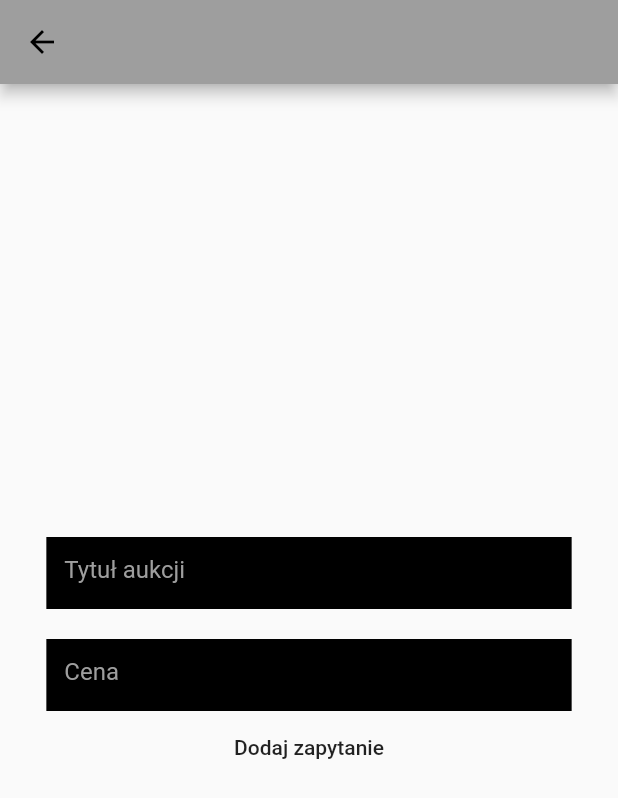
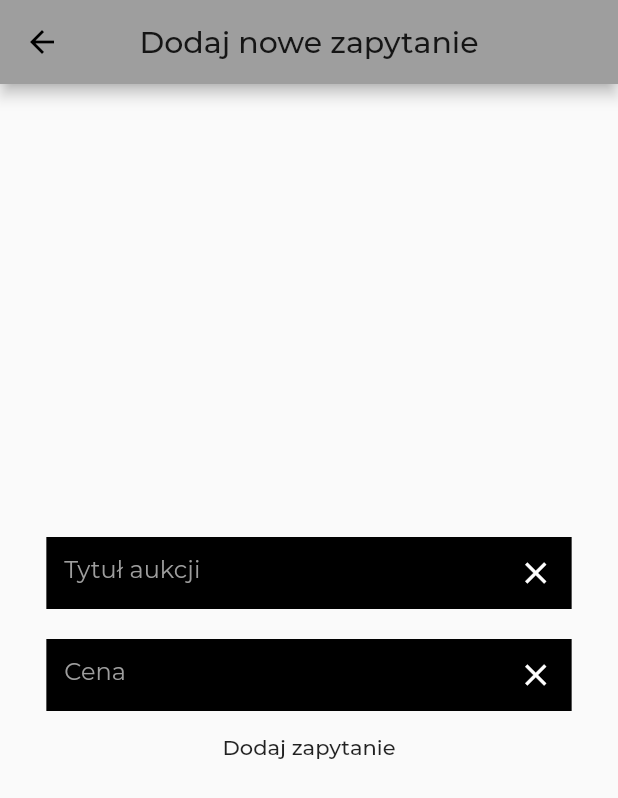
Before and after one commit to mateuszFicek/IO_mobileApp, a Flutter app: the AddNewRequestPage screen opened directly, after a tap on "Dodaj zapytanie", on a phone screen of 412 x 824 dp. Shown: the top 798 px of the screen. Run offline on Flutter 3.47's test engine with Material 2 defaults, Android fonts, the phone set to English and light mode, and no system bars; our stand-ins replace shared_preferences; accounts and stored records are empty; network calls fail.

Commit message:
Minor visual updates
Added new fonts.
Delete useless prints.
Make interface fully polish.

```diff
--- a/auction_search/lib/addNewRequestPage.dart
+++ b/auction_search/lib/addNewRequestPage.dart
@@ -10,8 +10,8 @@ import 'package:shared_preferences/shared_preferences.dart';
 import 'package:http/http.dart' as http;
 
 //TODO:
-// - zmienić wygląd i napisy, ktore pojawiaja sie
 // - dodac ze nie mozna zostawic pustego pola
+// - zmienic onChange na onSaved poprzez dodanie formKey
 class AddNewRequestPage extends StatefulWidget {
   AddNewRequestPage({Key key, this.title}) : super(key: key);
   final String title;
@@ -31,31 +31,24 @@ class _AddNewRequestPageState extends State<AddNewRequestPage> {
     String username = user.getString('username');
     String password = user.getString('password');
     int userid = user.getInt('userid');
+    final _authority = "fast-everglades-04594.herokuapp.com";
+    final _path = "/request/add";
+    final _params = {"userId": userid.toString()};
+    final _uri = Uri.https(_authority, _path, _params);
     String basicAuth =
         'Basic ' + base64Encode(utf8.encode('$username:$password'));
-    var params = {
-      "userid": userid,
-      "max_price": price,
-      "descripition": description
-    };
+    var params = {"maxPrice": price, "description": description};
     var jsonResponse;
-    var response = await http.post(
-        "https://fast-everglades-04594.herokuapp.com/request/add",
-        body: json.encode(params),
-        headers: {
-          HttpHeaders.authorizationHeader: basicAuth,
-          "Accept": "application/json",
-          "content-type": "application/json"
-        });
+    var response = await http.post(_uri, body: json.encode(params), headers: {
+      HttpHeaders.authorizationHeader: basicAuth,
+      "Accept": "application/json",
+      "content-type": "application/json"
+    });
     if (response.statusCode == 200) {
-      print("Body requesta = ");
-      print(response.body);
       jsonResponse = json.decode(response.body);
       setState(() {
         _isLoading = false;
       });
-      print("Udało się!");
-      Request currentRequest = Request.fromJson(jsonResponse);
       onRequestAdded();
     } else {
       setState(() {
@@ -68,10 +61,10 @@ class _AddNewRequestPageState extends State<AddNewRequestPage> {
     return showDialog(
       context: context,
       builder: (context) => AlertDialog(
-        title: Text("Request was added"),
+        title: Text("Dodano zapytanie"),
         actions: <Widget>[
           FlatButton(
-            child: Text('Go back to all requests'),
+            child: Text('Wróć do wszystkich zapytań'),
             onPressed: () {
               Navigator.of(context).pushAndRemoveUntil(
                   MaterialPageRoute(
@@ -96,12 +89,14 @@ class _AddNewRequestPageState extends State<AddNewRequestPage> {
           filled: true,
           hintStyle: TextStyle(color: Colors.grey),
           suffixIcon: IconButton(
-            icon: Icon(Icons.clear, color: Colors.black),
-            onPressed: () {},
+            icon: Icon(Icons.clear, color: Colors.white),
+            onPressed: () {
+              _textDescription.clear();
+            },
           )),
       validator: (value) {
         if (value.isEmpty) {
-          return 'Please enter some task';
+          return 'To pole nie może być puste';
         }
       },
       onChanged: (value) => _description = value,
@@ -120,12 +115,14 @@ class _AddNewRequestPageState extends State<AddNewRequestPage> {
           filled: true,
           hintStyle: TextStyle(color: Colors.grey),
           suffixIcon: IconButton(
-            icon: Icon(Icons.clear, color: Colors.black),
-            onPressed: () {},
+            icon: Icon(Icons.clear, color: Colors.white),
+            onPressed: () {
+              _textPrice.clear();
+            },
           )),
       validator: (value) {
         if (value.isEmpty) {
-          return 'Please enter some task';
+          return 'To pole nie może być puste';
         }
       },
       onChanged: (value) => _price = double.parse(value),
@@ -135,7 +132,10 @@ class _AddNewRequestPageState extends State<AddNewRequestPage> {
   @override
   Widget build(BuildContext context) {
     return new Scaffold(
-      appBar: AppBar(),
+      appBar: AppBar(
+        title: Text("Dodaj nowe zapytanie"),
+        centerTitle: true,
+      ),
       body: new Center(
         child: Column(
           mainAxisAlignment: MainAxisAlignment.center,
@@ -154,9 +154,6 @@ class _AddNewRequestPageState extends State<AddNewRequestPage> {
             FlatButton(
               child: Text("Dodaj zapytanie"),
               onPressed: () {
-                //Dodać funkcję do wysyłania requestów do serwera
-                print(_price.toString());
-                print(_description);
                 addNewRequest(_description, _price);
               },
             ),
```
Also changed, not shown: auction_search/lib/currentRequests.dart (+87 -23 lines), auction_search/lib/loginPage.dart (+9 -10 lines), auction_search/lib/main.dart (+12 -12 lines), auction_search/lib/registerPage.dart (+6 -10 lines), auction_search/lib/request.dart (+16 -14 lines), auction_search/pubspec.yaml (+13 -1 lines), auction_search/assets/fonts/Montserrat-Bold.ttf (added), auction_search/assets/fonts/Montserrat-Light.ttf (added), auction_search/assets/fonts/Montserrat-Medium.ttf (added), auction_search/assets/fonts/Montserrat-Regular.ttf (added), auction_search/assets/fonts/OpenSans-Bold.ttf (added), auction_search/assets/fonts/OpenSans-Italic.ttf (added), auction_search/assets/fonts/OpenSans-Regular.ttf (added), auction_search/assets/fonts/OpenSans-SemiBold.ttf (added), 1 other file.
